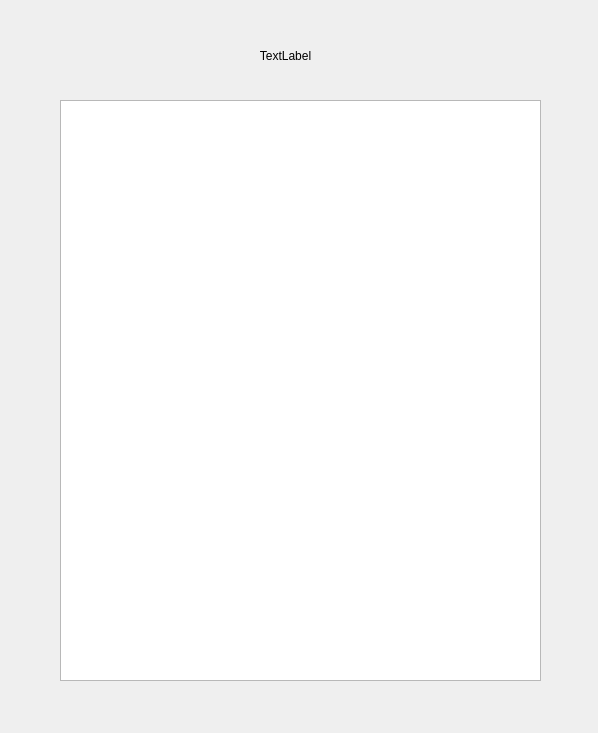
The window that DS_2020_GUI/DS_2020_GUI/Info_Detail_Widget.ui (ChrisJaunes/DS_2020) describes before a commit, drawn with Qt 5.
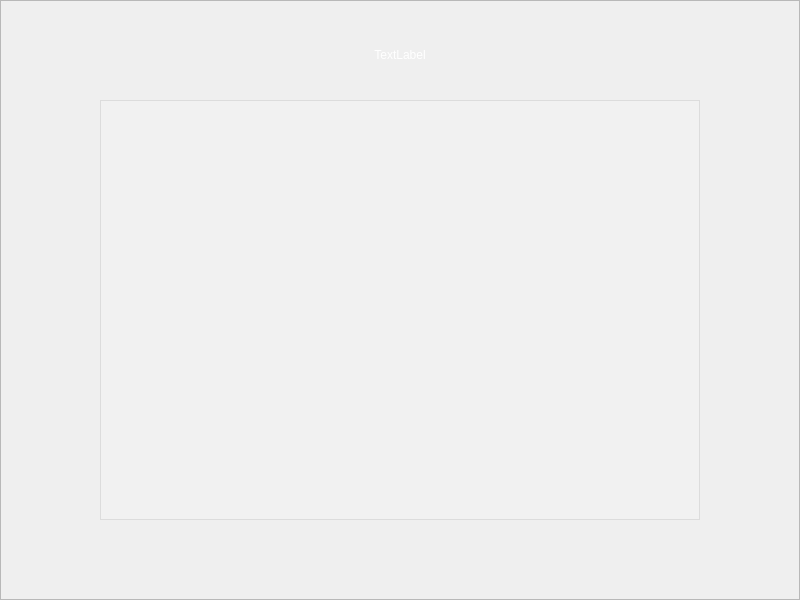
The same window after the commit. Icons and pictures are not drawn.

Commit message: upt GUI and add some image

What changed in the file:
```diff
--- a/DS_2020_GUI/DS_2020_GUI/Info_Detail_Widget.ui
+++ b/DS_2020_GUI/DS_2020_GUI/Info_Detail_Widget.ui
@@ -6,22 +6,48 @@
    <rect>
     <x>0</x>
     <y>0</y>
-    <width>598</width>
-    <height>733</height>
+    <width>800</width>
+    <height>600</height>
    </rect>
   </property>
   <property name="windowTitle">
-   <string>Article_Detail_Widget</string>
+   <string>F1:根据文章名查询</string>
+  </property>
+  <property name="styleSheet">
+   <string notr="true"/>
+  </property>
+  <widget class="QFrame" name="frame">
+   <property name="geometry">
+    <rect>
+     <x>0</x>
+     <y>0</y>
+     <width>800</width>
+     <height>600</height>
+    </rect>
+   </property>
+   <property name="styleSheet">
+    <string notr="true">border-image:url(:/DS_2020_GUI/image/astronomy-clouds-dark-evening.jpg)</string>
+   </property>
+   <property name="frameShape">
+    <enum>QFrame::StyledPanel</enum>
+   </property>
+   <property name="frameShadow">
+    <enum>QFrame::Raised</enum>
   </property>
   <widget class="QLabel" name="title">
    <property name="geometry">
     <rect>
-     <x>110</x>
+      <x>100</x>
      <y>30</y>
-     <width>351</width>
-     <height>51</height>
-    </rect>
-   </property>
+      <width>600</width>
+      <height>50</height>
+     </rect>
+    </property>
+    <property name="styleSheet">
+     <string notr="true">border-image:url();
+color:rgb(255, 255, 255);
+font: 75 20pt &quot;Consolas&quot;;</string>
+    </property>
    <property name="text">
     <string>TextLabel</string>
    </property>
@@ -32,17 +58,22 @@
   <widget class="QListView" name="listView">
    <property name="geometry">
     <rect>
-     <x>60</x>
+      <x>100</x>
      <y>100</y>
-     <width>481</width>
-     <height>581</height>
-    </rect>
-   </property>
+      <width>600</width>
+      <height>420</height>
+     </rect>
+    </property>
+    <property name="styleSheet">
+     <string notr="true">border-image:url();
+background-color:rgba(244,244,244,100)</string>
+    </property>
    <property name="editTriggers">
     <set>QAbstractItemView::NoEditTriggers</set>
    </property>
   </widget>
  </widget>
+ </widget>
  <layoutdefault spacing="6" margin="11"/>
  <resources/>
  <connections/>
```
Left out of the diff: 4 changed lines with no effect on the pictures. Lines whose indentation alone changed are shown as unchanged. The commit also changes 23 other files.
